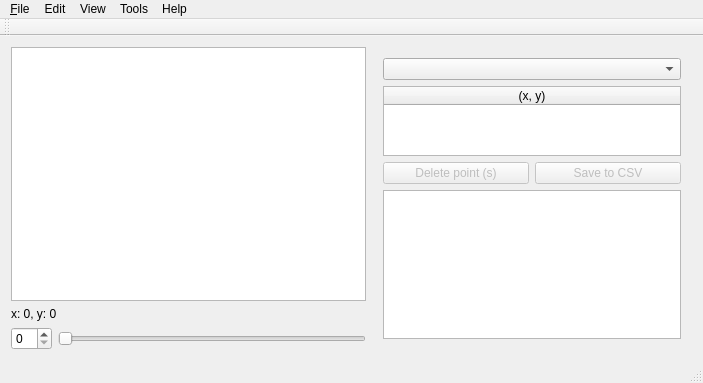
The window that mainwindow.ui (jonperdomo/polytracker) describes before a commit, drawn with Qt 5.
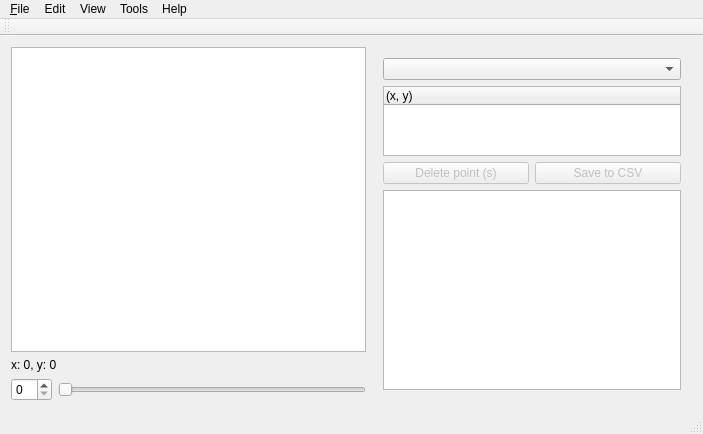
The same window after the commit. Custom widgets are drawn as their Qt base class.

Commit message: Set minimum height to inset window.

The edit to the form file:
```diff
--- a/mainwindow.ui
+++ b/mainwindow.ui
@@ -78,7 +78,7 @@
            <string>(x, y)</string>
           </property>
           <property name="textAlignment">
-           <set>AlignCenter</set>
+           <set>AlignLeading|AlignVCenter</set>
           </property>
          </column>
         </widget>
@@ -108,7 +108,14 @@
         </layout>
        </item>
        <item>
-        <widget class="QGraphicsView" name="insetView"/>
+        <widget class="QGraphicsView" name="insetView">
+         <property name="minimumSize">
+          <size>
+           <width>0</width>
+           <height>200</height>
+          </size>
+         </property>
+        </widget>
        </item>
       </layout>
      </widget>
```
